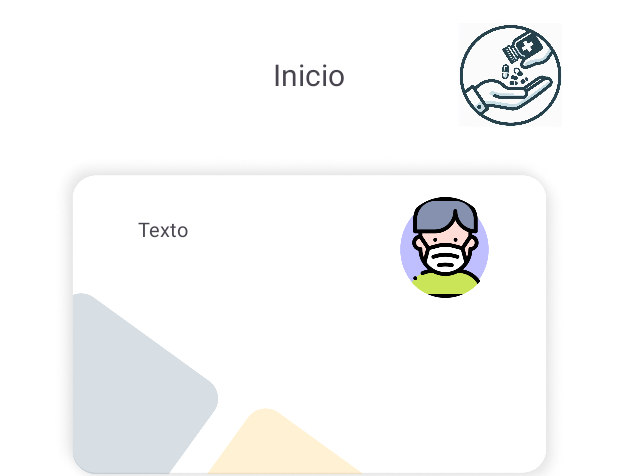
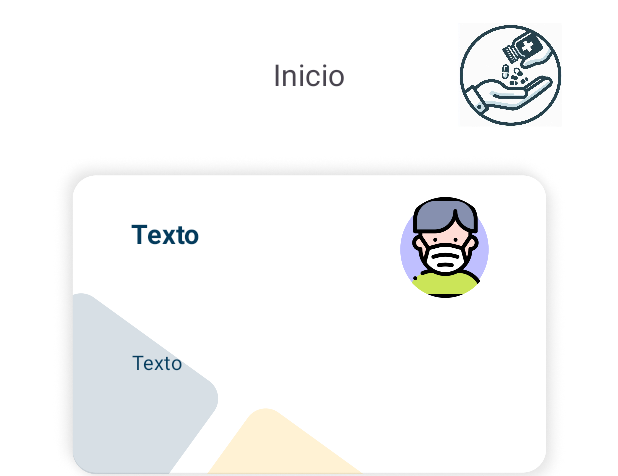
Before and after one commit to DanielHernandez627/MedicineApp, an Android app: the layout activity_menu_principal.xml on its own in the app's theme, with its tools: preview values and no code run, on a phone screen of 412 x 824 dp. Shown: the top 476 px of the screen. Run offline under Robolectric (Android 15) with nearby library versions, the phone set to English and light mode, and no system bars.

Commit message:
Modificaciones visuales y logicas

```diff
--- a/Aplicacion/app/src/main/java/com/madicine/deliverycontrol/Entities/Usuario.kt
+++ b/Aplicacion/app/src/main/java/com/madicine/deliverycontrol/Entities/Usuario.kt
@@ -4,5 +4,6 @@ import java.io.Serializable
 
 data class Usuario(var udi: String?,
                    var nombre: String,
+                   var apellido: String,
                    var email: String,
                    var fechaRegistro: String?) : Serializable
--- a/Aplicacion/app/src/main/java/com/madicine/deliverycontrol/registroUser.kt
+++ b/Aplicacion/app/src/main/java/com/madicine/deliverycontrol/registroUser.kt
@@ -103,7 +103,7 @@ class registroUser : AppCompatActivity() {
 
     private fun showHome(email:String,nombre: String, apellido: String, provider: ProviderType){
         val uid = auth.currentUser?.uid
-        val usuario = Usuario(uid ,email,nombre,apellido);
+        val usuario = Usuario(uid ,nombre,apellido,email,"");
 
         val menuIntent = Intent(this,MenuPrincipal::class.java).apply {
             putExtra("usuario",usuario)
--- a/Aplicacion/app/src/main/res/layout/activity_main.xml
+++ b/Aplicacion/app/src/main/res/layout/activity_main.xml
@@ -4,8 +4,8 @@
     xmlns:tools="http://schemas.android.com/tools"
     android:id="@+id/main"
     android:layout_width="match_parent"
+    android:layout_height="match_parent"
     android:background="@android:color/white"
-    android:layout_height="match_parent"
     tools:context=".MainActivity">
 
     <TextView
@@ -58,14 +58,14 @@
         android:id="@+id/btnPrincipal"
         android:layout_width="169dp"
         android:layout_height="48dp"
-        android:layout_marginStart="116dp"
         android:layout_marginTop="24dp"
         android:backgroundTint="@color/principalYellow"
         android:onClick="onClick_Login"
         android:text="@string/btnPrincipal"
         android:textAlignment="center"
         android:textColor="@color/black"
-        app:layout_constraintStart_toStartOf="parent"
+        app:layout_constraintEnd_toEndOf="@+id/textView3"
+        app:layout_constraintStart_toStartOf="@+id/textView3"
         app:layout_constraintTop_toTopOf="@+id/textView3" />
 
 </androidx.constraintlayout.widget.ConstraintLayout>
--- a/Aplicacion/app/src/main/res/layout/activity_menu_principal.xml
+++ b/Aplicacion/app/src/main/res/layout/activity_menu_principal.xml
@@ -55,11 +55,26 @@
         android:layout_height="wrap_content"
         android:layout_marginTop="40dp"
         android:text="@string/tlUsuario"
-        android:textSize="13sp"
+        android:textSize="18sp"
+        android:textStyle="bold"
+        android:textColor="@color/textMPrincipal"
         app:layout_constraintEnd_toStartOf="@+id/imgUser"
         app:layout_constraintHorizontal_bias="0.402"
         app:layout_constraintStart_toStartOf="@+id/imgFondo"
         app:layout_constraintTop_toTopOf="@+id/imgFondo" />
+
+    <TextView
+        android:id="@+id/tlFecha"
+        android:layout_width="wrap_content"
+        android:layout_height="wrap_content"
+        android:layout_marginTop="64dp"
+        android:text="@string/tlUsuario"
+        android:textSize="13sp"
+        android:textColor="@color/textMPrincipal"
+        app:layout_constraintEnd_toStartOf="@+id/imgUser"
+        app:layout_constraintHorizontal_bias="0.38"
+        app:layout_constraintStart_toStartOf="@+id/imgFondo"
+        app:layout_constraintTop_toBottomOf="@+id/tlUsuario" />
 
     <TextView
         android:id="@+id/tl_email2"
--- a/Aplicacion/app/src/main/res/values/colors.xml
+++ b/Aplicacion/app/src/main/res/values/colors.xml
@@ -5,4 +5,5 @@
     <color name="principalBlue">#00639F</color>
     <color name="principalYellow">#FFB000</color>
     <color name="btnBlue">#043B5C</color>
+    <color name="textMPrincipal">#043B5C</color>
 </resources>
--- a/Aplicacion/app/src/main/res/values/strings.xml
+++ b/Aplicacion/app/src/main/res/values/strings.xml
@@ -26,4 +26,8 @@
     <string name="tlPrincipalMenu">Inicio</string>
     <string name="tlUsuario">Texto</string>
     <!--Menu Principal -->
+
+    <!--Nombre SharedPreferences -->
+    <string name="prefs_file">deliverycontrol_prefs</string>
+    <!--Nombre SharedPreferences -->
 </resources>
```
Also changed, not shown: Aplicacion/app/src/main/java/com/madicine/deliverycontrol/Login.kt (+5 -3 lines), Aplicacion/app/src/main/java/com/madicine/deliverycontrol/MenuPrincipal.kt (+30 -6 lines).
